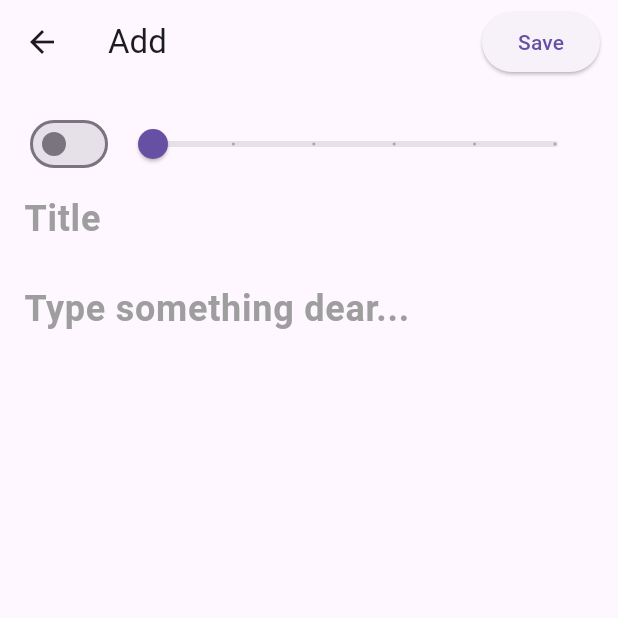
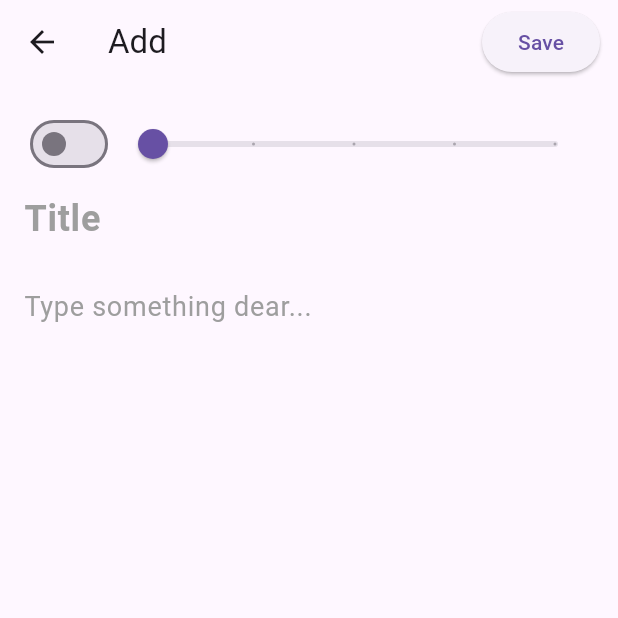
Before and after one commit to selvi937rn/note_apps, a Flutter app: the screen it shows after launch, after a tap on the "add" icon, on a phone screen of 412 x 824 dp, the top half of it. Run offline on Flutter 3.47's test engine with Material 3 defaults, Android fonts, the light colour scheme and no system bars; our stand-ins replace sqflite; accounts and stored records are empty.

Commit message:
benerin bug

```diff
--- a/lib/pages/add_edit_note_page.dart
+++ b/lib/pages/add_edit_note_page.dart
@@ -24,7 +24,7 @@ class _AddEditNotePageState extends State<AddEditNotePage> {
   void initState() {
     super.initState();
     isImportant = widget.note?.isImportant ?? false;
-    number = widget.note?.number ?? 0;
+    number = widget.note?.number ?? 1;
     title = widget.note?.title ?? "";
     description = widget.note?.description ?? "";
     isUpdateForm = widget.note != null;
@@ -41,7 +41,7 @@ class _AddEditNotePageState extends State<AddEditNotePage> {
         key: _formKey,
         child: NoteFormWidget(
           isImportant: isImportant,
-          number: (widget.note?.number ?? 1).clamp(1, 5),
+          number: number,
           title: title,
           description: description,
           onChangeIsImportant: (value) {
@@ -107,5 +107,8 @@ class _AddEditNotePageState extends State<AddEditNotePage> {
       description: description,
       createdTime: DateTime.now(),
     );
+    if (updateNote != null) {
+      await NoteDatabase.instance.updateNote(updateNote);
+    }
   }
 }
--- a/lib/pages/note_page.dart
+++ b/lib/pages/note_page.dart
@@ -40,12 +40,12 @@ class _NotePageState extends State<NotePage> {
   Widget build(BuildContext context) {
     return Scaffold(
       appBar: AppBar(
-        title: const Text('Notes'),
+        title: const Text('Selvi \'s Notes'),
       ),
       body: isLoading
       ? const Center(child: CircularProgressIndicator())
       : notes.isEmpty
-      ? const Text("Notes Kosong")
+      ? const Center(child: Text("Notes Kosong"))
       : MasonryGridView.count(
         crossAxisCount: 2,
         itemCount: notes.length,
--- a/lib/widgets/note_form_widgets.dart
+++ b/lib/widgets/note_form_widgets.dart
@@ -37,10 +37,10 @@ class NoteFormWidget extends StatelessWidget {
                 Switch(value: isImportant, onChanged: onChangeIsImportant),
                 Expanded(
                   child: Slider(
-                    value: number.clamp(1, 5).toDouble(),
+                    value: number.toDouble(),
                     min: 1.0,
                     max: 5.0,
-                    divisions: 5,
+                    divisions: 4,
                     onChanged: (value) => onChangeNumber(value.toInt()),
                   ),
                 ),
@@ -86,8 +86,8 @@ class NoteFormWidget extends StatelessWidget {
       initialValue: description,
       style: const TextStyle(
         // color: Colors.white70,
-        fontSize: 24,
-        fontWeight: FontWeight.bold,
+        fontSize: 18,
+        fontWeight: FontWeight.normal,
       ),
       decoration: const InputDecoration(
         border: InputBorder.none,
@@ -101,6 +101,7 @@ class NoteFormWidget extends StatelessWidget {
         ? "Please type something as description"
         : null;
       },
+      onChanged: onChangeDescription,
     );
   }
 }
```
Also changed, not shown: lib/widgets/note_card_widgets.dart (+10 -0 lines).
